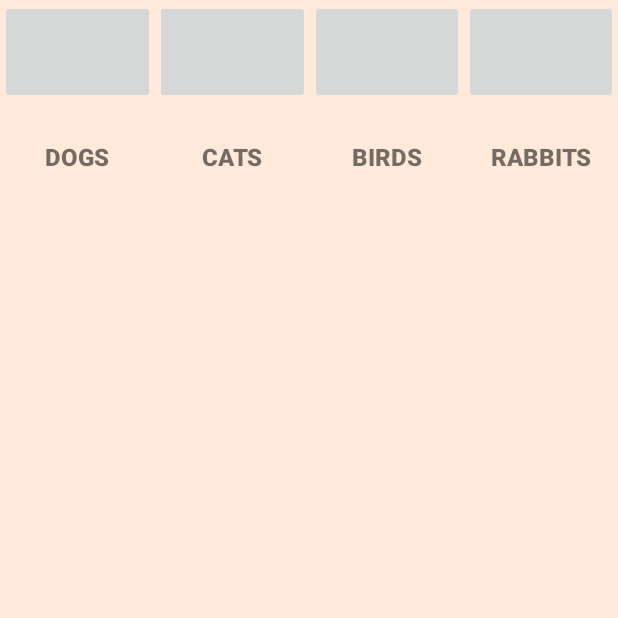
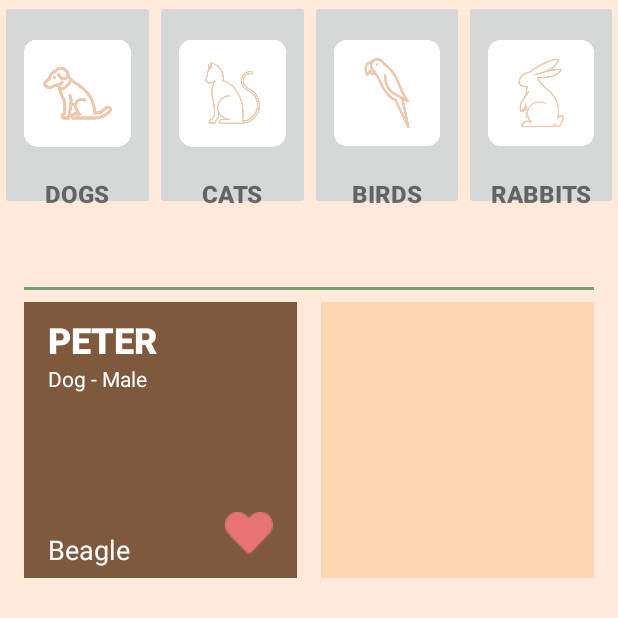
Before and after one commit to develz-ai/van-animal-control, an Android app: the InventoryActivity screen opened directly, with no data from a screen before it, on a phone screen of 412 x 824 dp, the top half of it. Run offline under Robolectric (Android 15) with nearby library versions, the phone set to English and light mode, and no system bars.

Commit message:
Updated inventory page
Included one animal.

```diff
--- a/app/build.gradle
+++ b/app/build.gradle
@@ -41,6 +41,7 @@ dependencies {
     implementation 'androidx.appcompat:appcompat:1.4.0'
     implementation 'com.google.android.material:material:1.4.0'
     implementation 'androidx.constraintlayout:constraintlayout:2.1.2'
+    implementation 'androidx.gridlayout:gridlayout:1.0.0'
     testImplementation 'junit:junit:4.+'
     androidTestImplementation 'androidx.test.ext:junit:1.1.3'
     androidTestImplementation 'androidx.test.espresso:espresso-core:3.4.0'
--- a/app/src/main/AndroidManifest.xml
+++ b/app/src/main/AndroidManifest.xml
@@ -9,6 +9,9 @@
         android:roundIcon="@mipmap/ic_launcher_round"
         android:supportsRtl="true"
         android:theme="@style/Theme.MyApplication">
+        <activity
+            android:name=".AnimalDetailsActivity"
+            android:exported="false" />
         <activity
             android:name=".InventoryActivity"
             android:exported="false" />
--- /dev/null
+++ b/app/src/main/java/com/example/myapplication/AnimalDetailsActivity.kt
@@ -0,0 +1,11 @@
+package com.example.myapplication
+
+import androidx.appcompat.app.AppCompatActivity
+import android.os.Bundle
+
+class AnimalDetailsActivity : AppCompatActivity() {
+    override fun onCreate(savedInstanceState: Bundle?) {
+        super.onCreate(savedInstanceState)
+        setContentView(R.layout.activity_animal_details)
+    }
+}
--- /dev/null
+++ b/app/src/main/res/layout/activity_animal_details.xml
@@ -0,0 +1,29 @@
+<?xml version="1.0" encoding="utf-8"?>
+<androidx.constraintlayout.widget.ConstraintLayout xmlns:android="http://schemas.android.com/apk/res/android"
+    xmlns:app="http://schemas.android.com/apk/res-auto"
+    xmlns:tools="http://schemas.android.com/tools"
+    android:layout_width="match_parent"
+    android:layout_height="match_parent"
+    android:background="#FFE9DA"
+    tools:context=".AnimalDetailsActivity">
+
+    <FrameLayout
+        android:layout_width="match_parent"
+        android:layout_height="300dp"
+        android:background="#7E593E"
+        app:layout_constraintStart_toStartOf="parent"
+        app:layout_constraintTop_toTopOf="parent">
+
+        <TextView
+            android:id="@+id/textView"
+            android:layout_width="wrap_content"
+            android:layout_height="wrap_content"
+            android:text="TextView" />
+
+        <ImageButton
+            android:id="@+id/imageButton"
+            android:layout_width="wrap_content"
+            android:layout_height="wrap_content"
+            tools:srcCompat="@tools:sample/avatars" />
+    </FrameLayout>
+</androidx.constraintlayout.widget.ConstraintLayout>
--- a/app/src/main/res/layout/activity_inventory.xml
+++ b/app/src/main/res/layout/activity_inventory.xml
@@ -8,135 +8,229 @@
     tools:context=".InventoryActivity">
 
     <LinearLayout
+        android:id="@+id/filterLayout"
         android:layout_width="match_parent"
         android:layout_height="140sp"
         android:orientation="horizontal"
-        app:layout_constraintTop_toTopOf="parent"
-        tools:layout_editor_absoluteX="1dp">
+        android:weightSum="4"
+        app:layout_constraintStart_toStartOf="parent"
+        app:layout_constraintTop_toTopOf="parent">
 
-        <LinearLayout
+        <FrameLayout
             android:id="@+id/dogFilter"
             android:layout_width="match_parent"
             android:layout_height="match_parent"
-            android:layout_weight="1"
-            android:orientation="vertical"
-            android:weightSum="5">
+            android:layout_weight="1">
 
             <ImageButton
                 android:id="@+id/imageDogFilter"
                 android:layout_width="match_parent"
                 android:layout_height="wrap_content"
-                android:layout_weight="3"
                 android:paddingLeft="16sp"
                 android:paddingTop="16sp"
                 android:paddingRight="16sp"
-                android:paddingBottom="8sp"
-                android:scaleType="centerInside"
-                tools:srcCompat="@drawable/dog_filter" />
+                android:paddingBottom="32sp"
+                android:scaleType="fitCenter"
+                app:srcCompat="@drawable/dog_filter" />
 
             <TextView
                 android:id="@+id/textDogFilter"
                 android:layout_width="match_parent"
-                android:layout_height="40dp"
-                android:layout_weight="2"
+                android:layout_height="match_parent"
                 android:fontFamily="sans-serif-black"
-                android:gravity="center"
+                android:gravity="bottom|center"
                 android:text="DOGS"
                 android:textSize="16sp" />
-        </LinearLayout>
+        </FrameLayout>
 
-        <LinearLayout
+        <FrameLayout
             android:id="@+id/catFilter"
             android:layout_width="match_parent"
             android:layout_height="match_parent"
-            android:layout_weight="1"
-            android:orientation="vertical"
-            android:weightSum="5">
+            android:layout_weight="1">
 
             <ImageButton
                 android:id="@+id/imageCatFilter"
                 android:layout_width="match_parent"
                 android:layout_height="wrap_content"
-                android:layout_weight="3"
                 android:paddingLeft="16sp"
                 android:paddingTop="16sp"
                 android:paddingRight="16sp"
-                android:paddingBottom="8sp"
-                android:scaleType="centerInside"
-                tools:srcCompat="@drawable/cat_filter" />
+                android:paddingBottom="32sp"
+                android:scaleType="fitCenter"
+                app:srcCompat="@drawable/cat_filter" />
 
             <TextView
                 android:id="@+id/textCatFilter"
                 android:layout_width="match_parent"
-                android:layout_height="40dp"
-                android:layout_weight="2"
+                android:layout_height="match_parent"
                 android:fontFamily="sans-serif-black"
-                android:gravity="center"
+                android:gravity="bottom|center"
                 android:text="CATS"
                 android:textSize="16sp" />
-        </LinearLayout>
+        </FrameLayout>
 
-        <LinearLayout
+        <FrameLayout
             android:id="@+id/birdFilter"
             android:layout_width="match_parent"
             android:layout_height="match_parent"
-            android:layout_weight="1"
-            android:orientation="vertical"
-            android:weightSum="5">
+            android:layout_weight="1">
 
             <ImageButton
                 android:id="@+id/imageBirdFilter"
                 android:layout_width="match_parent"
                 android:layout_height="wrap_content"
-                android:layout_weight="3"
                 android:paddingLeft="16sp"
                 android:paddingTop="16sp"
                 android:paddingRight="16sp"
-                android:paddingBottom="8sp"
-                android:scaleType="centerInside"
-                tools:srcCompat="@drawable/bird_filter" />
+                android:paddingBottom="32sp"
+                android:scaleType="fitCenter"
+                app:srcCompat="@drawable/bird_filter" />
 
             <TextView
                 android:id="@+id/textBirdFilter"
                 android:layout_width="match_parent"
-                android:layout_height="40dp"
-                android:layout_weight="2"
+                android:layout_height="match_parent"
                 android:fontFamily="sans-serif-black"
-                android:gravity="center"
+                android:gravity="bottom|center"
                 android:text="BIRDS"
                 android:textSize="16sp" />
-        </LinearLayout>
+        </FrameLayout>
 
-        <LinearLayout
+        <FrameLayout
             android:id="@+id/rabbitFilter"
             android:layout_width="match_parent"
             android:layout_height="match_parent"
-            android:layout_weight="1"
-            android:orientation="vertical"
-            android:weightSum="5">
+            android:layout_weight="1">
 
             <ImageButton
                 android:id="@+id/imageRabbitFilter"
                 android:layout_width="match_parent"
                 android:layout_height="wrap_content"
-                android:layout_weight="3"
                 android:paddingLeft="16sp"
                 android:paddingTop="16sp"
                 android:paddingRight="16sp"
-                android:paddingBottom="8sp"
-                android:scaleType="centerInside"
-                tools:srcCompat="@drawable/rabbit_filter" />
+                android:paddingBottom="32sp"
+                android:scaleType="fitCenter"
+                app:srcCompat="@drawable/rabbit_filter" />
 
             <TextView
                 android:id="@+id/textRabbitFilter"
                 android:layout_width="match_parent"
-                android:layout_height="40dp"
-                android:layout_weight="2"
+                android:layout_height="match_parent"
                 android:fontFamily="sans-serif-black"
-                android:gravity="center"
+                android:gravity="bottom|center"
                 android:text="RABBITS"
                 android:textSize="16sp" />
-        </LinearLayout>
+        </FrameLayout>
+    </LinearLayout>
 
+    <LinearLayout
+        android:id="@+id/linearLayout2"
+        android:layout_width="409dp"
+        android:layout_height="50dp"
+        android:layout_marginTop="1dp"
+        android:orientation="horizontal"
+        app:layout_constraintTop_toBottomOf="@+id/filterLayout"
+        tools:layout_editor_absoluteX="1dp"></LinearLayout>
+
+    <View
+        android:id="@+id/inventoryDivider"
+        android:layout_width="match_parent"
+        android:layout_height="2dp"
+        android:layout_marginStart="16dp"
+        android:layout_marginEnd="16dp"
+        android:background="#77A070"
+        app:layout_constraintEnd_toEndOf="parent"
+        app:layout_constraintStart_toStartOf="parent"
+        app:layout_constraintTop_toBottomOf="@+id/linearLayout2" />
+
+    <LinearLayout
+        android:id="@+id/inventoryRow1"
+        android:layout_width="match_parent"
+        android:layout_height="200dp"
+        android:orientation="horizontal"
+        android:paddingStart="8dp"
+        android:paddingEnd="8dp"
+        app:layout_constraintStart_toStartOf="parent"
+        app:layout_constraintTop_toBottomOf="@+id/inventoryDivider">
+
+        <FrameLayout
+            android:id="@+id/animal1"
+            android:layout_width="match_parent"
+            android:layout_height="match_parent"
+            android:layout_weight="1">
+
+            <View
+                android:id="@+id/animal1View"
+                android:layout_width="wrap_content"
+                android:layout_height="wrap_content"
+                android:layout_marginStart="8dp"
+                android:layout_marginTop="8dp"
+                android:layout_marginEnd="8dp"
+                android:layout_marginBottom="8dp"
+                android:background="#7E593E" />
+
+            <LinearLayout
+                android:layout_width="148dp"
+                android:layout_height="match_parent"
+                android:orientation="vertical">
+
+                <TextView
+                    android:id="@+id/animal1Text"
+                    android:layout_width="match_parent"
+                    android:layout_height="49dp"
+                    android:fontFamily="sans-serif-black"
+                    android:gravity="bottom"
+                    android:paddingLeft="24dp"
+                    android:text="PETER"
+                    android:textColor="#FFFFFF"
+                    android:textSize="24sp" />
+
+                <TextView
+                    android:id="@+id/textView5"
+                    android:layout_width="match_parent"
+                    android:layout_height="111dp"
+                    android:paddingLeft="24dp"
+                    android:text="Dog - Male"
+                    android:textColor="#FFFFFF" />
+
+                <TextView
+                    android:id="@+id/textView6"
+                    android:layout_width="match_parent"
+                    android:layout_height="wrap_content"
+                    android:paddingLeft="24dp"
+                    android:text="Beagle"
+                    android:textColor="#FFFFFF"
+                    android:textSize="18sp" />
+            </LinearLayout>
+
+            <ImageView
+                android:id="@+id/imageView"
+                android:layout_width="wrap_content"
+                android:layout_height="wrap_content"
+                android:layout_gravity="bottom|right"
+                android:paddingRight="24dp"
+                android:paddingBottom="24dp"
+                app:srcCompat="@drawable/heart_icon" />
+        </FrameLayout>
+
+        <FrameLayout
+            android:id="@+id/animal2"
+            android:layout_width="match_parent"
+            android:layout_height="match_parent"
+            android:layout_weight="1">
+
+            <View
+                android:id="@+id/animal2View"
+                android:layout_width="wrap_content"
+                android:layout_height="wrap_content"
+                android:layout_marginStart="8dp"
+                android:layout_marginTop="8dp"
+                android:layout_marginEnd="8dp"
+                android:layout_marginBottom="8dp"
+                android:background="#FDD6B2" />
+        </FrameLayout>
     </LinearLayout>
+
 </androidx.constraintlayout.widget.ConstraintLayout>
```
Also changed, not shown: app/src/main/res/drawable/heart_icon.png (added).
